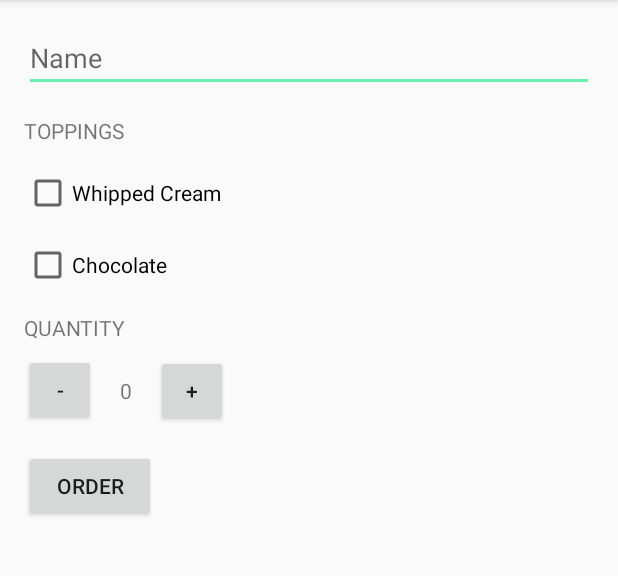
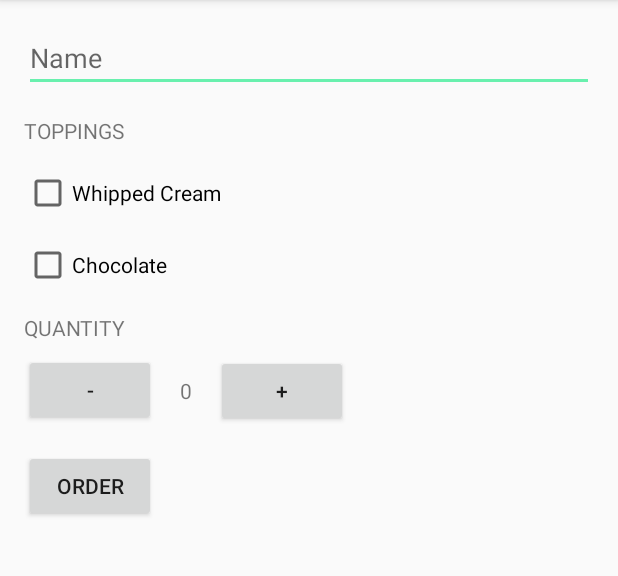
Before and after one commit to Pujolsluis/udacityAndroidBasicCoursePract, an Android app: the screen it shows after launch (MainActivity), on a phone screen of 412 x 824 dp, the part 84-660 px from its top. Run offline under Robolectric (Android 15) with nearby library versions, the phone set to English and light mode, and no system bars.

```diff
--- a/JustJava/app/src/main/res/layout/activity_main.xml
+++ b/JustJava/app/src/main/res/layout/activity_main.xml
@@ -27,7 +27,7 @@
         app:layout_constraintTop_toBottomOf="@+id/textView2"
         android:layout_marginStart="16dp"
         app:layout_constraintLeft_toLeftOf="parent"
-        android:layout_width="48dp"
+        android:layout_width="88dp"
         android:onClick="decreaseQuantity"/>
 
     <TextView
@@ -49,7 +49,7 @@
         android:layout_marginStart="16dp"
         app:layout_constraintLeft_toRightOf="@+id/textView_QuantityTotal"
         android:onClick="increaseQuantity"
-        android:layout_width="48dp" />
+        android:layout_width="88dp" />
 
 
     <Button
@@ -108,4 +108,6 @@
         app:layout_constraintLeft_toLeftOf="@+id/textView_toppings"
         app:layout_constraintTop_toBottomOf="@+id/checkBox_whippedCream"
         android:layout_marginTop="16dp" />
+
+
 </android.support.constraint.ConstraintLayout>
```
Also changed, not shown: JustJava/app/src/main/res/values/styles.xml (+7 -0 lines).
